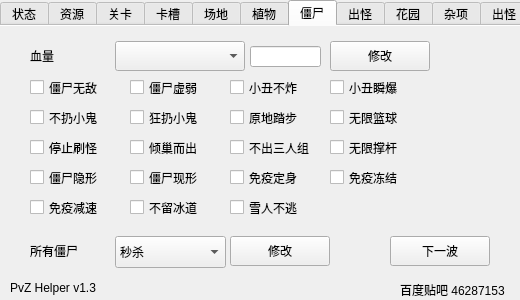
CarrotFish/PvZHelper-Mac, file src/mainwindow.ui: the form before one commit.
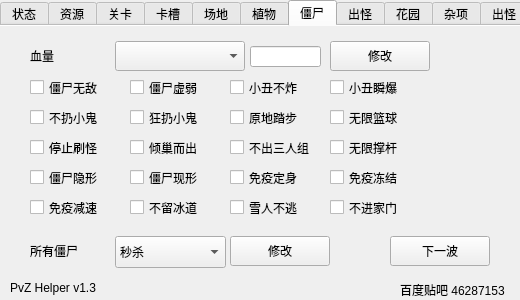
The form after the commit. The open tabs and pages were chosen to show the change.

Commit message: add "Zombie"->"No Enter Home"

The edit to the form file:
```diff
--- a/src/mainwindow.ui
+++ b/src/mainwindow.ui
@@ -2792,6 +2792,19 @@
        <string>下一波</string>
       </property>
      </widget>
+     <widget class="QCheckBox" name="NoEnterHouse">
+      <property name="geometry">
+       <rect>
+        <x>330</x>
+        <y>170</y>
+        <width>77</width>
+        <height>23</height>
+       </rect>
+      </property>
+      <property name="text">
+       <string>不进家门</string>
+      </property>
+     </widget>
     </widget>
     <widget class="QWidget" name="tab_7">
      <attribute name="title">
```
The commit also changes 5 other files.
